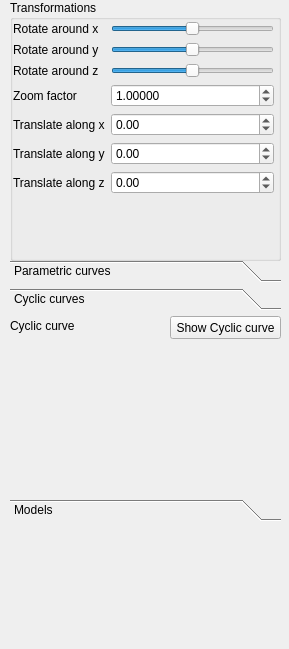
Qt form GUI/SideWidget.ui (SzaszSzilard/BBTE-Graphics) before a commit.
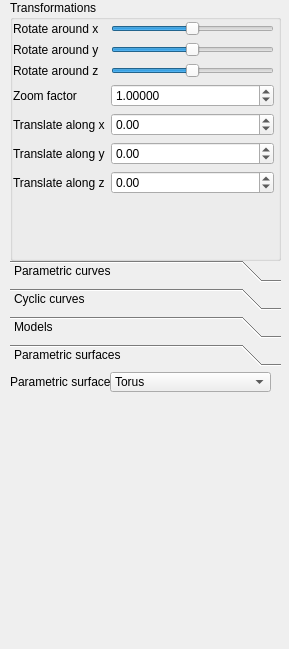
The same form after that commit.

Commit message: Implemented Parametric surfaces, UI.

The edit to the form file:
```diff
--- a/GUI/SideWidget.ui
+++ b/GUI/SideWidget.ui
@@ -230,7 +230,7 @@
     </rect>
    </property>
    <property name="currentIndex">
-    <number>1</number>
+    <number>3</number>
    </property>
    <widget class="QWidget" name="page">
     <property name="geometry">
@@ -307,7 +307,7 @@
       <x>0</x>
       <y>0</y>
       <width>271</width>
-      <height>180</height>
+      <height>153</height>
      </rect>
     </property>
     <attribute name="label">
@@ -356,6 +356,62 @@
      <string>Models</string>
     </attribute>
    </widget>
+   <widget class="QWidget" name="page_4">
+    <attribute name="label">
+     <string>Parametric surfaces</string>
+    </attribute>
+    <widget class="QComboBox" name="ps_combo">
+     <property name="geometry">
+      <rect>
+       <x>100</x>
+       <y>0</y>
+       <width>161</width>
+       <height>20</height>
+      </rect>
+     </property>
+     <item>
+      <property name="text">
+       <string>Torus</string>
+      </property>
+     </item>
+     <item>
+      <property name="text">
+       <string>Klein bottle</string>
+      </property>
+     </item>
+     <item>
+      <property name="text">
+       <string>Helicoid</string>
+      </property>
+     </item>
+     <item>
+      <property name="text">
+       <string>Hyperboloid</string>
+      </property>
+     </item>
+     <item>
+      <property name="text">
+       <string>Sphere</string>
+      </property>
+     </item>
+    </widget>
+    <widget class="QLabel" name="label_10">
+     <property name="geometry">
+      <rect>
+       <x>0</x>
+       <y>0</y>
+       <width>101</width>
+       <height>20</height>
+      </rect>
+     </property>
+     <property name="text">
+      <string>Parametric surface</string>
+     </property>
+     <property name="buddy">
+      <cstring>pc_combo</cstring>
+     </property>
+    </widget>
+   </widget>
   </widget>
  </widget>
  <resources/>
```
Left out of the diff: 4 changed lines with no effect on the pictures. The commit also changes 6 other files.
